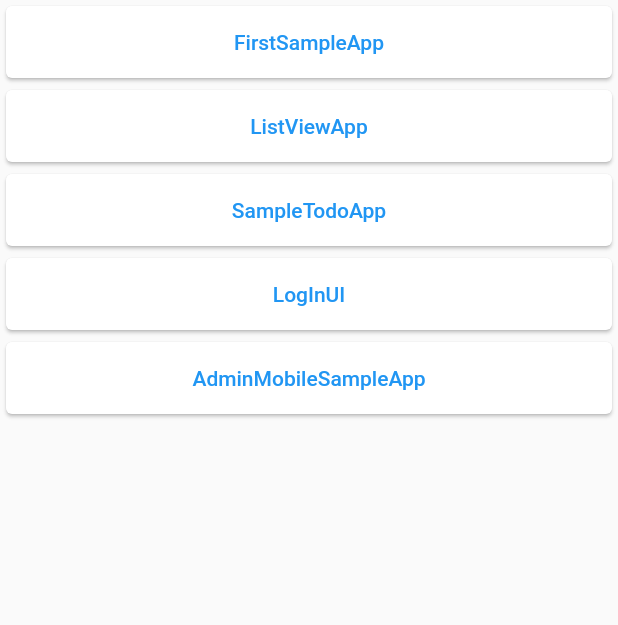
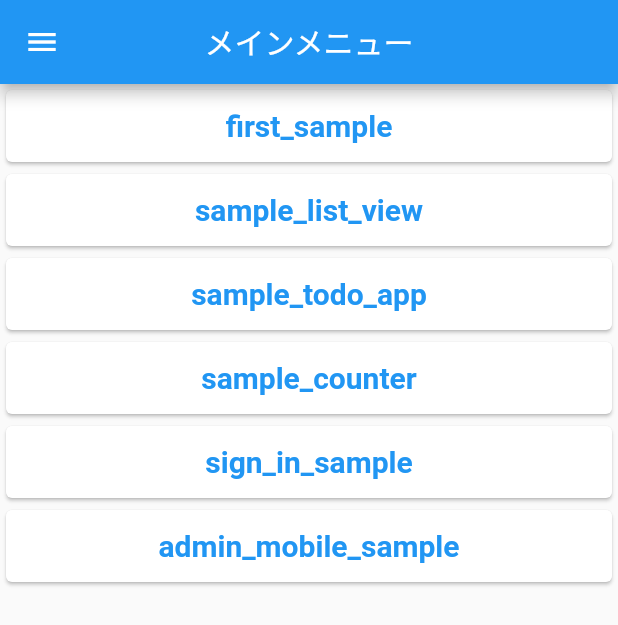
Before and after one commit to kakeru-wada/flutter_sample, a Flutter app: the screen it shows after launch, on a phone screen of 412 x 824 dp. Shown: the top 625 px of the screen. Run offline on Flutter 3.47's test engine with Material 2 defaults, Android fonts, the phone set to English and light mode, and no system bars; our stand-ins replace flutter_riverpod.

Commit message:
'メインメニューページと共通のサイドメニュー作成'

```diff
--- a/lib/main.dart
+++ b/lib/main.dart
@@ -1,4 +1,5 @@
 import 'package:flutter/material.dart';
+import 'package:untitled/src/sample_counter_app/main.dart';
 import 'src/export.dart';
 
 void main() {
@@ -9,15 +10,17 @@ List appList = [
   FirstSampleApp(),
   ListViewApp(),
   SampleTodoApp(),
+  CounterApp(),
   LogInUI(),
   AdminMobileSampleApp()
 ];
 List<String> appNameList = [
-  'FirstSampleApp',
-  'ListViewApp',
-  'SampleTodoApp',
-  'LogInUI',
-  'AdminMobileSampleApp'
+  'first_sample',
+  'sample_list_view',
+  'sample_todo_app',
+  'sample_counter',
+  'sign_in_sample',
+  'admin_mobile_sample'
 ];
 
 class appListPage extends StatelessWidget {
@@ -41,6 +44,10 @@ class _appCardListState extends State<appCardList> {
   @override
   Widget build(BuildContext context) {
     return Scaffold(
+      appBar: appBar(
+        title: 'メインメニュー',
+      ),
+      drawer: appNavBar(),
       body: ListView.builder(
         itemCount: appList.length,
         itemBuilder: (context, index) {
@@ -48,9 +55,19 @@ class _appCardListState extends State<appCardList> {
             child: Expanded(
               child: TextButton(
                 onPressed: () {
-                  return runApp(appList[index]);
+                  Navigator.of(context).push(
+                    MaterialPageRoute(builder: (context) {
+                      return appList[index];
+                    })
+                  );
                 },
-                child: Text(appNameList[index]),
+                child: Text(
+                  appNameList[index],
+                  style: TextStyle(
+                    fontWeight: FontWeight.bold,
+                    fontSize: 20
+                  ),
+                ),
               ),
             ),
           );
@@ -59,3 +76,54 @@ class _appCardListState extends State<appCardList> {
     );
   }
 }
+
+class appNavBar extends StatelessWidget {
+
+  @override
+  Widget build(BuildContext context) {
+    return Drawer(
+        child: ListView(
+          children: <Widget>[
+            DrawerHeader(child: Text('app list')),
+            ListView.builder(
+              itemCount: appList.length,
+              itemBuilder: (context, index) {
+                return Card(
+                  child: Expanded(
+                    child: TextButton(
+                    onPressed: () {
+                      Navigator.of(context).push(
+                          MaterialPageRoute(builder: (context) {
+                            return appList[index];
+                          })
+                      );
+                    },
+                      child: Text(appNameList[index]),
+                  ),
+                ),
+                );
+              },
+            )
+          ],
+        ),
+    );
+  }
+}
+class appBar extends StatelessWidget with PreferredSizeWidget {
+  final String title;
+  appBar({this.title = ''});
+  @override
+  Widget build(BuildContext context) {
+    return PreferredSize(
+        child: AppBar(
+          centerTitle: true,
+          title: Text(title),
+          backgroundColor: Theme.of(context).primaryColor,
+        ),
+        preferredSize: Size.fromHeight(100.0)
+    );
+  }
+
+  @override
+  Size get preferredSize => Size.fromHeight(kToolbarHeight);
+}
--- a/lib/src/admin_mobile_sample/main.dart
+++ b/lib/src/admin_mobile_sample/main.dart
@@ -1,5 +1,6 @@
 import 'package:flutter/material.dart';
 import 'package:flutter_riverpod/flutter_riverpod.dart';
+import '../../main.dart';
 //削除情報を扱うprovider
 final deleteListProvider = StateProvider((ref) => []);
 //投稿内容を補完するprovider
@@ -22,6 +23,10 @@ class AdminMobilePageState extends StatelessWidget {
   @override
   Widget build(BuildContext context) {
     return Scaffold(
+      appBar: appBar(
+        title: '',
+      ),
+      drawer: appNavBar(),
       body: SafeArea(
         child: Row(
           children: [
--- a/lib/src/sample_list_view/list_view.dart
+++ b/lib/src/sample_list_view/list_view.dart
@@ -1,4 +1,5 @@
 import 'package:flutter/material.dart';
+import '../../main.dart';
 
 class ListViewApp extends StatelessWidget {
   final List<Map<String, dynamic>> listItems = [
@@ -22,6 +23,10 @@ class ListViewApp extends StatelessWidget {
       title: 'Flutter Demo',
       theme: ThemeData(primarySwatch: Colors.blue),
       home: Scaffold(
+        appBar: appBar(
+          title: 'リスト',
+        ),
+        drawer: appNavBar(),
         body: Column(
           children: <Widget>[
             Container(
--- a/lib/src/sign_in_sample/main.dart
+++ b/lib/src/sign_in_sample/main.dart
@@ -1,4 +1,5 @@
 import 'package:flutter/material.dart';
+import '../../main.dart';
 
 const Color kAccentColor = Color(0xFFFE7C64);
 const Color kBackgroundColor = Color(0xFF19283D);
@@ -25,6 +26,10 @@ class LogInUI extends StatelessWidget {
 class WelcomePage extends StatelessWidget {
   Widget build(BuildContext context) {
     return Scaffold(
+      appBar: appBar(
+        title: 'Login',
+      ),
+      drawer: appNavBar(),
       backgroundColor: kBackgroundColor,
       body: SafeArea(
         child: SingleChildScrollView(
```
Also changed, not shown: lib/src/first_sample/main.dart (+5 -11 lines), lib/src/sample_counter_app/main.dart (+6 -8 lines), lib/src/sample_todo_app/main.dart (+4 -3 lines).
